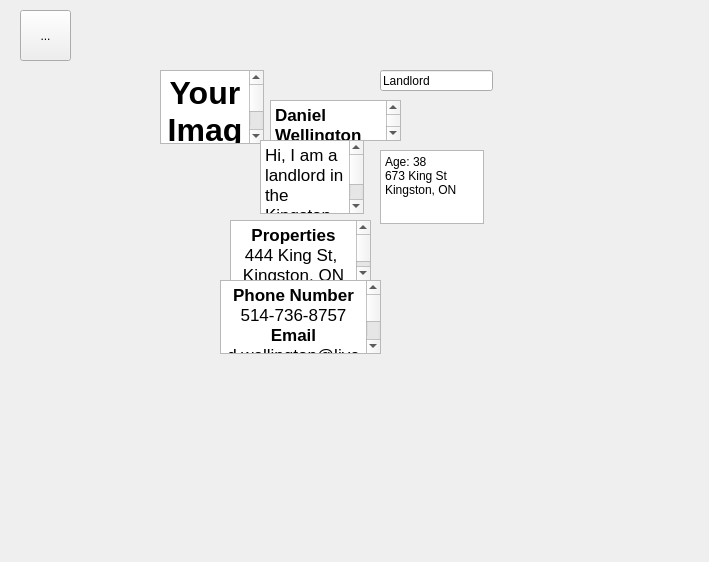
Qt form King_Project/profileform.ui (greg-maceachern12/MicroManage) before a commit.
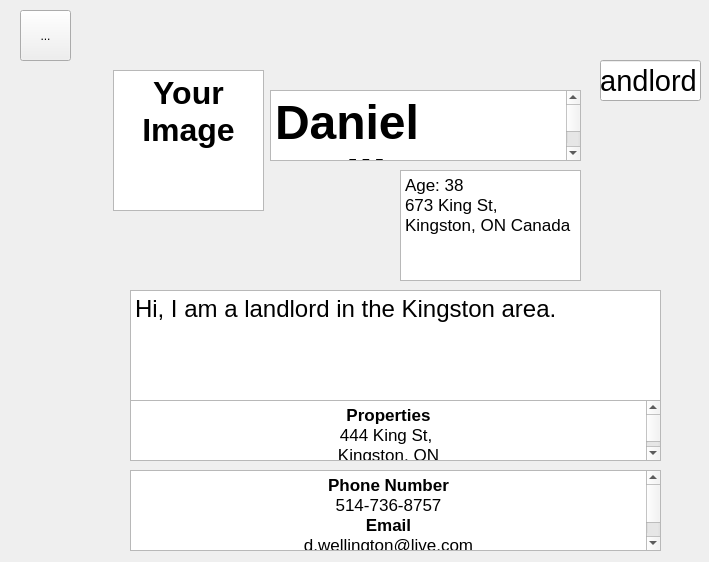
The same form after that commit.

Diff of the .ui file:
```diff
--- a/King_Project/profileform.ui
+++ b/King_Project/profileform.ui
@@ -16,38 +16,28 @@
   <widget class="QLineEdit" name="landlord">
    <property name="geometry">
     <rect>
-     <x>380</x>
-     <y>70</y>
-     <width>113</width>
-     <height>21</height>
+     <x>600</x>
+     <y>60</y>
+     <width>101</width>
+     <height>41</height>
     </rect>
    </property>
+   <property name="font">
+    <font>
+     <pointsize>22</pointsize>
+    </font>
+   </property>
    <property name="text">
     <string>Landlord</string>
    </property>
   </widget>
-  <widget class="QPlainTextEdit" name="age">
-   <property name="geometry">
-    <rect>
-     <x>380</x>
-     <y>150</y>
-     <width>104</width>
-     <height>74</height>
-    </rect>
-   </property>
-   <property name="plainText">
-    <string>Age: 38
-673 King St
-Kingston, ON</string>
-   </property>
-  </widget>
   <widget class="QTextEdit" name="contact">
    <property name="geometry">
     <rect>
-     <x>220</x>
-     <y>280</y>
-     <width>161</width>
-     <height>74</height>
+     <x>130</x>
+     <y>470</y>
+     <width>531</width>
+     <height>81</height>
     </rect>
    </property>
    <property name="autoFillBackground">
@@ -68,10 +58,10 @@
   <widget class="QTextEdit" name="textEdit_4">
    <property name="geometry">
     <rect>
-     <x>160</x>
+     <x>113</x>
      <y>70</y>
-     <width>104</width>
-     <height>74</height>
+     <width>151</width>
+     <height>141</height>
     </rect>
    </property>
    <property name="html">
@@ -85,9 +75,9 @@
   <widget class="QTextEdit" name="properties">
    <property name="geometry">
     <rect>
-     <x>230</x>
-     <y>220</y>
-     <width>141</width>
+     <x>130</x>
+     <y>400</y>
+     <width>531</width>
      <height>61</height>
     </rect>
    </property>
@@ -105,9 +95,9 @@
    <property name="geometry">
     <rect>
      <x>270</x>
-     <y>100</y>
-     <width>131</width>
-     <height>41</height>
+     <y>90</y>
+     <width>311</width>
+     <height>71</height>
     </rect>
    </property>
    <property name="html">
@@ -115,16 +105,16 @@
 &lt;html&gt;&lt;head&gt;&lt;meta name=&quot;qrichtext&quot; content=&quot;1&quot; /&gt;&lt;style type=&quot;text/css&quot;&gt;
 p, li { white-space: pre-wrap; }
 &lt;/style&gt;&lt;/head&gt;&lt;body style=&quot; font-family:'.SF NS Text'; font-size:13pt; font-weight:400; font-style:normal;&quot;&gt;
-&lt;p style=&quot; margin-top:0px; margin-bottom:0px; margin-left:0px; margin-right:0px; -qt-block-indent:0; text-indent:0px;&quot;&gt;&lt;span style=&quot; font-weight:600;&quot;&gt;Daniel Wellington&lt;/span&gt;&lt;/p&gt;&lt;/body&gt;&lt;/html&gt;</string>
+&lt;p style=&quot; margin-top:0px; margin-bottom:0px; margin-left:0px; margin-right:0px; -qt-block-indent:0; text-indent:0px;&quot;&gt;&lt;span style=&quot; font-size:36pt; font-weight:600;&quot;&gt;Daniel Wellington&lt;/span&gt;&lt;/p&gt;&lt;/body&gt;&lt;/html&gt;</string>
    </property>
   </widget>
   <widget class="QTextEdit" name="description">
    <property name="geometry">
     <rect>
-     <x>260</x>
-     <y>140</y>
-     <width>104</width>
-     <height>74</height>
+     <x>130</x>
+     <y>290</y>
+     <width>531</width>
+     <height>111</height>
     </rect>
    </property>
    <property name="html">
@@ -132,7 +122,7 @@
 &lt;html&gt;&lt;head&gt;&lt;meta name=&quot;qrichtext&quot; content=&quot;1&quot; /&gt;&lt;style type=&quot;text/css&quot;&gt;
 p, li { white-space: pre-wrap; }
 &lt;/style&gt;&lt;/head&gt;&lt;body style=&quot; font-family:'.SF NS Text'; font-size:13pt; font-weight:400; font-style:normal;&quot;&gt;
-&lt;p style=&quot; margin-top:0px; margin-bottom:0px; margin-left:0px; margin-right:0px; -qt-block-indent:0; text-indent:0px;&quot;&gt;Hi, I am a landlord in the Kingston area.&lt;/p&gt;&lt;/body&gt;&lt;/html&gt;</string>
+&lt;p style=&quot; margin-top:0px; margin-bottom:0px; margin-left:0px; margin-right:0px; -qt-block-indent:0; text-indent:0px;&quot;&gt;&lt;span style=&quot; font-size:18pt;&quot;&gt;Hi, I am a landlord in the Kingston area.&lt;/span&gt;&lt;/p&gt;&lt;/body&gt;&lt;/html&gt;</string>
    </property>
   </widget>
   <widget class="QToolButton" name="toolButton">
@@ -148,6 +138,25 @@
     <string>...</string>
    </property>
   </widget>
+  <widget class="QTextEdit" name="age">
+   <property name="geometry">
+    <rect>
+     <x>400</x>
+     <y>170</y>
+     <width>181</width>
+     <height>111</height>
+    </rect>
+   </property>
+   <property name="html">
+    <string>&lt;!DOCTYPE HTML PUBLIC &quot;-//W3C//DTD HTML 4.0//EN&quot; &quot;http://www.w3.org/TR/REC-html40/strict.dtd&quot;&gt;
+&lt;html&gt;&lt;head&gt;&lt;meta name=&quot;qrichtext&quot; content=&quot;1&quot; /&gt;&lt;style type=&quot;text/css&quot;&gt;
+p, li { white-space: pre-wrap; }
+&lt;/style&gt;&lt;/head&gt;&lt;body style=&quot; font-family:'.SF NS Text'; font-size:13pt; font-weight:400; font-style:normal;&quot;&gt;
+&lt;p style=&quot; margin-top:0px; margin-bottom:0px; margin-left:0px; margin-right:0px; -qt-block-indent:0; text-indent:0px;&quot;&gt;Age: 38&lt;/p&gt;
+&lt;p style=&quot; margin-top:0px; margin-bottom:0px; margin-left:0px; margin-right:0px; -qt-block-indent:0; text-indent:0px;&quot;&gt;673 King St,&lt;/p&gt;
+&lt;p style=&quot; margin-top:0px; margin-bottom:0px; margin-left:0px; margin-right:0px; -qt-block-indent:0; text-indent:0px;&quot;&gt;Kingston, ON Canada&lt;/p&gt;&lt;/body&gt;&lt;/html&gt;</string>
+   </property>
+  </widget>
  </widget>
  <resources/>
  <connections/>
```
